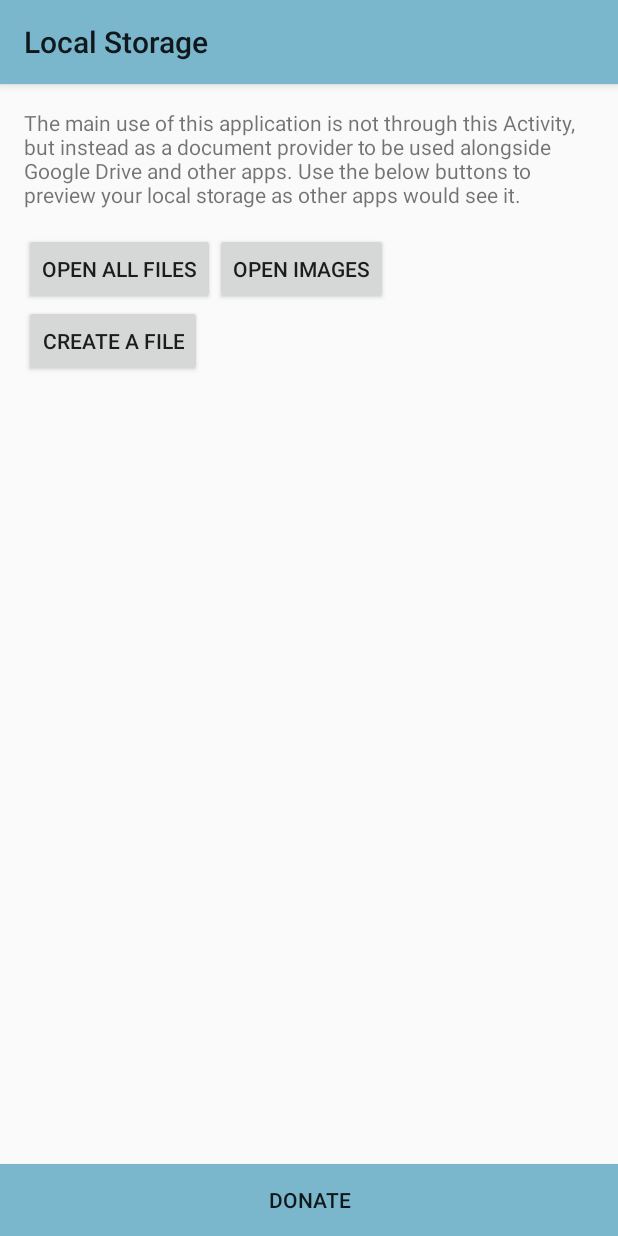
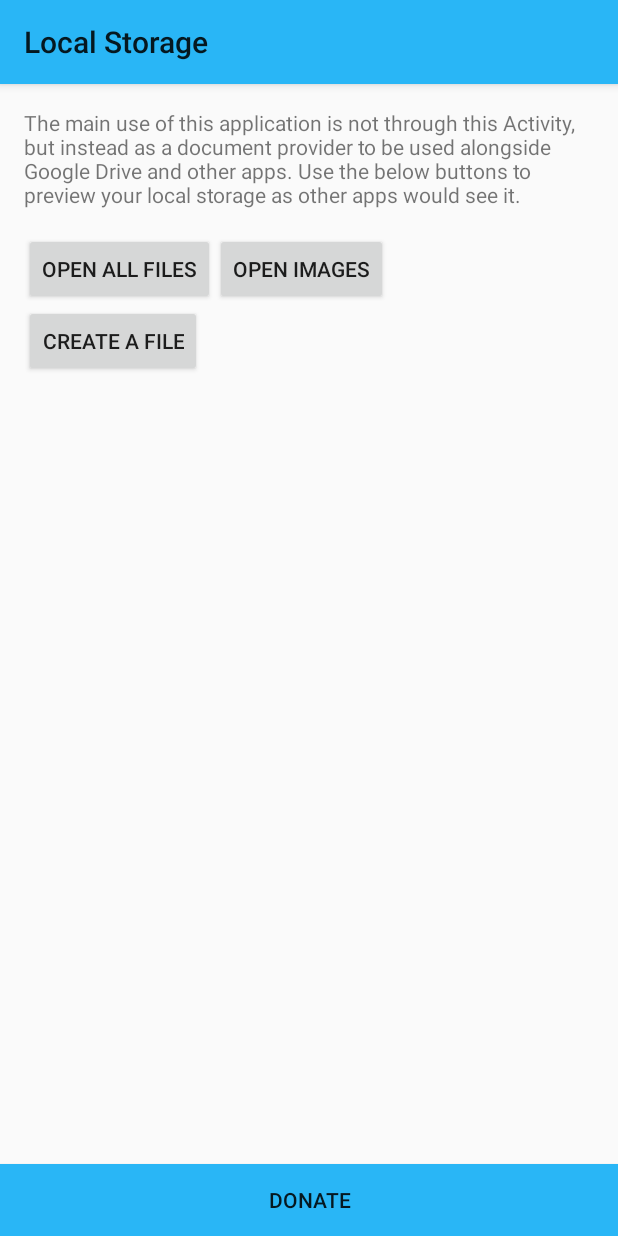
Before and after one commit to ianhanniballake/LocalStorage, an Android app: the screen it shows after launch (MainActivity), on a phone screen of 412 x 824 dp. Run offline under Robolectric (Android 15) with nearby library versions, the phone set to English and light mode, and no system bars; pictures from the network do not load.

Commit message:
Updates theme colors
Primary: Light Blue 400
Primary Dark: Light Blue 800
Accent: Deep Orange A200

```diff
--- a/mobile/src/main/res/values-v21/styles.xml
+++ b/mobile/src/main/res/values-v21/styles.xml
@@ -5,6 +5,7 @@
     <style name="AppTheme" parent="android:Theme.Material.Light">
         <item name="android:colorPrimary">@color/primary</item>
         <item name="android:colorPrimaryDark">@color/primaryDark</item>
+        <item name="android:colorAccent">@color/accent</item>
     </style>
 
 </resources>
--- a/mobile/src/main/res/values/colors.xml
+++ b/mobile/src/main/res/values/colors.xml
@@ -1,8 +1,9 @@
 <?xml version="1.0" encoding="utf-8"?>
 <resources>
-    <color name="primary">#7AB7CC</color>
-    <color name="primaryDark">#0099CC</color>
+    <color name="primary">#29b6f6</color>
+    <color name="primaryDark">#0277bd</color>
+    <color name="accent">#ff6e40</color>
 
-    <color name="primaryFocused">#6BA0B2</color>
-    <color name="primaryPressed">#5E8C9C</color>
+    <color name="primaryFocused">#249fd7</color>
+    <color name="primaryPressed">#1f8bbc</color>
 </resources>
```
